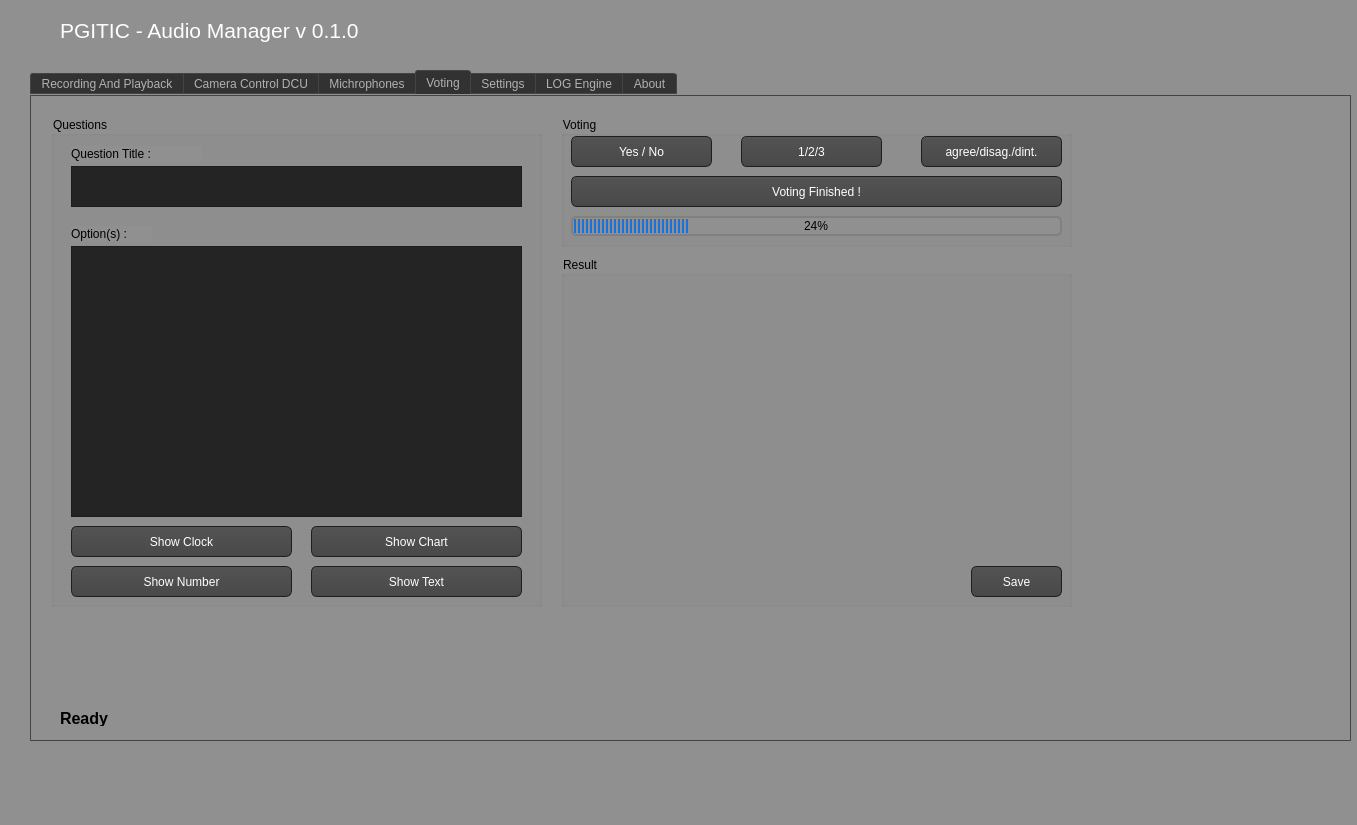
cxdcxd/pgitic_gstramer, file mainwindow.ui: the form before one commit.
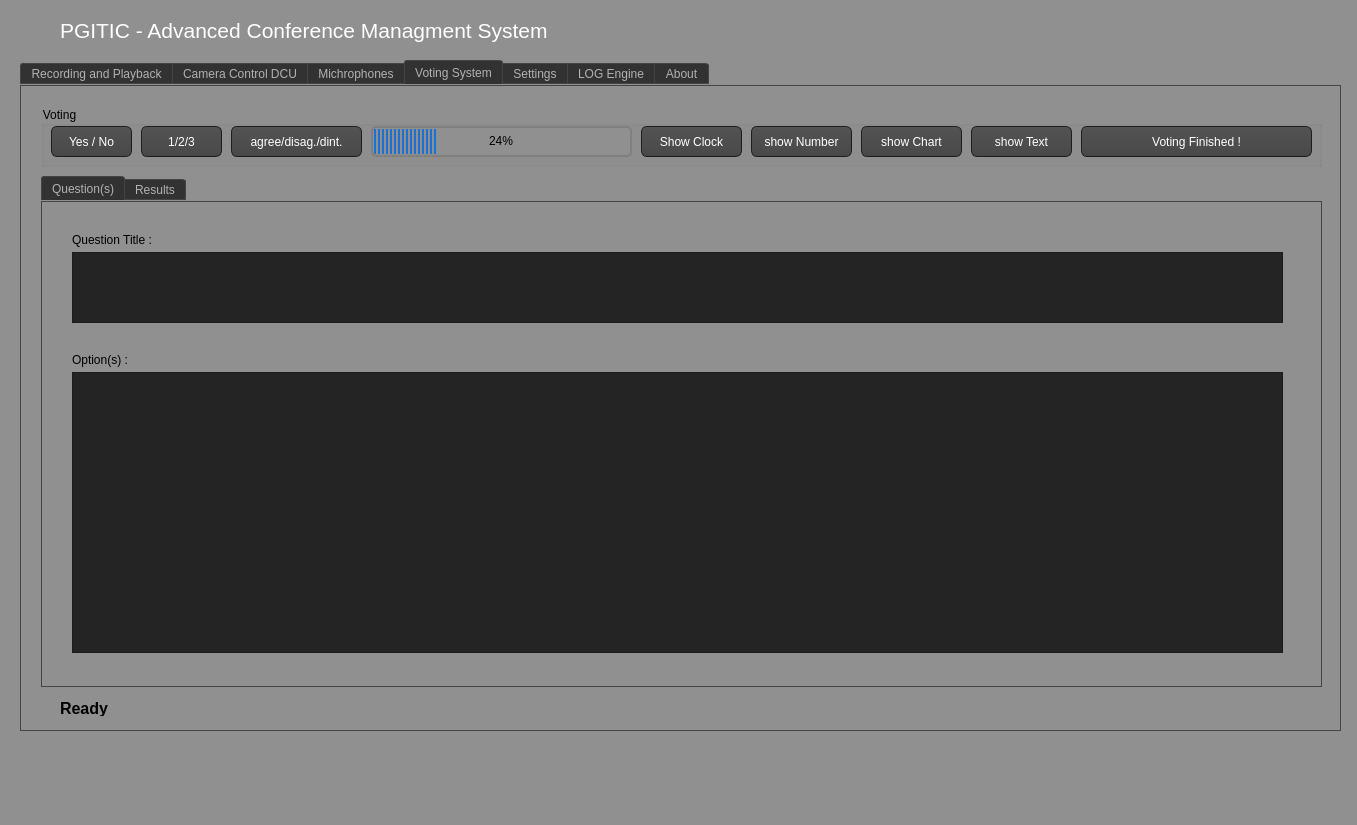
The form after the commit. The open tabs and pages were chosen to show the change. Icons and pictures are not drawn.

The edit to the form file:
```diff
--- a/mainwindow.ui
+++ b/mainwindow.ui
@@ -446,8 +446,8 @@
    <widget class="QTabWidget" name="tabWidget">
     <property name="geometry">
      <rect>
-      <x>30</x>
-      <y>70</y>
+      <x>20</x>
+      <y>60</y>
       <width>1321</width>
       <height>671</height>
      </rect>
@@ -460,7 +460,7 @@
     </property>
     <widget class="QWidget" name="tab">
      <attribute name="title">
-      <string>Recording And Playback</string>
+      <string>Recording and Playback</string>
      </attribute>
      <widget class="QLabel" name="label_2">
       <property name="geometry">
@@ -2999,161 +2999,15 @@
     </widget>
     <widget class="QWidget" name="tab_7">
      <attribute name="title">
-      <string>Voting</string>
+      <string>Voting System</string>
      </attribute>
-     <widget class="QGroupBox" name="groupBox_4">
-      <property name="geometry">
-       <rect>
-        <x>20</x>
-        <y>20</y>
-        <width>491</width>
-        <height>491</height>
-       </rect>
-      </property>
-      <property name="styleSheet">
-       <string notr="true">color: rgb(0, 0, 0);</string>
-      </property>
-      <property name="title">
-       <string>Questions</string>
-      </property>
-      <widget class="QTextEdit" name="textEdit_4">
-       <property name="geometry">
-        <rect>
-         <x>20</x>
-         <y>130</y>
-         <width>451</width>
-         <height>271</height>
-        </rect>
-       </property>
-       <property name="font">
-        <font>
-         <pointsize>10</pointsize>
-         <weight>75</weight>
-         <bold>true</bold>
-        </font>
-       </property>
-       <property name="styleSheet">
-        <string notr="true">color: rgb(255, 255, 255);</string>
-       </property>
-      </widget>
-      <widget class="QTextEdit" name="textEdit_5">
-       <property name="geometry">
-        <rect>
-         <x>20</x>
-         <y>50</y>
-         <width>451</width>
-         <height>41</height>
-        </rect>
-       </property>
-       <property name="font">
-        <font>
-         <pointsize>12</pointsize>
-         <weight>75</weight>
-         <bold>true</bold>
-        </font>
-       </property>
-       <property name="styleSheet">
-        <string notr="true">color: rgb(255, 255, 255);</string>
-       </property>
-      </widget>
-      <widget class="QLabel" name="label_37">
-       <property name="geometry">
-        <rect>
-         <x>20</x>
-         <y>30</y>
-         <width>131</width>
-         <height>16</height>
-        </rect>
-       </property>
-       <property name="text">
-        <string>Question Title :</string>
-       </property>
-      </widget>
-      <widget class="QLabel" name="label_38">
-       <property name="geometry">
-        <rect>
-         <x>20</x>
-         <y>110</y>
-         <width>81</width>
-         <height>16</height>
-        </rect>
-       </property>
-       <property name="text">
-        <string>Option(s) :</string>
-       </property>
-      </widget>
-      <widget class="QPushButton" name="pushButton_6">
-       <property name="geometry">
-        <rect>
-         <x>20</x>
-         <y>450</y>
-         <width>221</width>
-         <height>31</height>
-        </rect>
-       </property>
-       <property name="styleSheet">
-        <string notr="true">color: rgb(255, 255, 255);</string>
-       </property>
-       <property name="text">
-        <string>Show Number</string>
-       </property>
-      </widget>
-      <widget class="QPushButton" name="pushButton_7">
-       <property name="geometry">
-        <rect>
-         <x>260</x>
-         <y>410</y>
-         <width>211</width>
-         <height>31</height>
-        </rect>
-       </property>
-       <property name="styleSheet">
-        <string notr="true">color: rgb(255, 255, 255);</string>
-       </property>
-       <property name="text">
-        <string>Show Chart</string>
-       </property>
-      </widget>
-      <widget class="QPushButton" name="pushButton">
-       <property name="geometry">
-        <rect>
-         <x>20</x>
-         <y>410</y>
-         <width>221</width>
-         <height>31</height>
-        </rect>
-       </property>
-       <property name="styleSheet">
-        <string notr="true">color: rgb(255, 255, 255);</string>
-       </property>
-       <property name="text">
-        <string>Show Clock</string>
-       </property>
-      </widget>
-      <widget class="QPushButton" name="pushButton_8">
-       <property name="geometry">
-        <rect>
-         <x>260</x>
-         <y>450</y>
-         <width>211</width>
-         <height>31</height>
-        </rect>
-       </property>
-       <property name="styleSheet">
-        <string notr="true">color: rgb(255, 255, 255);</string>
-       </property>
-       <property name="text">
-        <string>Show Text</string>
-       </property>
-      </widget>
-     </widget>
      <widget class="QGroupBox" name="groupBox_5">
       <property name="geometry">
        <rect>
-        <x>530</x>
+        <x>20</x>
         <y>20</y>
-        <width>511</width>
-        <height>131</height>
+        <width>1281</width>
+        <height>61</height>
        </rect>
       </property>
       <property name="styleSheet">
@@ -3165,9 +3019,9 @@
       <widget class="QPushButton" name="pushButton_9">
        <property name="geometry">
         <rect>
-         <x>10</x>
-         <y>60</y>
-         <width>491</width>
+         <x>1040</x>
+         <y>20</y>
+         <width>231</width>
          <height>31</height>
         </rect>
        </property>
@@ -3183,7 +3037,7 @@
         <rect>
          <x>10</x>
          <y>20</y>
-         <width>141</width>
+         <width>81</width>
          <height>31</height>
         </rect>
        </property>
@@ -3197,9 +3051,9 @@
       <widget class="QPushButton" name="pushButton_11">
        <property name="geometry">
         <rect>
-         <x>180</x>
+         <x>100</x>
          <y>20</y>
-         <width>141</width>
+         <width>81</width>
          <height>31</height>
         </rect>
        </property>
@@ -3213,9 +3067,9 @@
       <widget class="QPushButton" name="pushButton_13">
        <property name="geometry">
         <rect>
-         <x>360</x>
+         <x>190</x>
          <y>20</y>
-         <width>141</width>
+         <width>131</width>
          <height>31</height>
         </rect>
        </property>
@@ -3229,47 +3083,188 @@
       <widget class="QProgressBar" name="progressBar_2">
        <property name="geometry">
         <rect>
-         <x>10</x>
-         <y>100</y>
-         <width>491</width>
-         <height>20</height>
+         <x>330</x>
+         <y>20</y>
+         <width>261</width>
+         <height>31</height>
         </rect>
        </property>
        <property name="value">
         <number>24</number>
        </property>
       </widget>
+      <widget class="QPushButton" name="pushButton_14">
+       <property name="geometry">
+        <rect>
+         <x>600</x>
+         <y>20</y>
+         <width>101</width>
+         <height>31</height>
+        </rect>
+       </property>
+       <property name="styleSheet">
+        <string notr="true">color: rgb(255, 255, 255);</string>
+       </property>
+       <property name="text">
+        <string>Show Clock</string>
+       </property>
+      </widget>
+      <widget class="QPushButton" name="pushButton_16">
+       <property name="geometry">
+        <rect>
+         <x>820</x>
+         <y>20</y>
+         <width>101</width>
+         <height>31</height>
+        </rect>
+       </property>
+       <property name="styleSheet">
+        <string notr="true">color: rgb(255, 255, 255);</string>
+       </property>
+       <property name="text">
+        <string>show Chart</string>
+       </property>
+      </widget>
+      <widget class="QPushButton" name="pushButton_15">
+       <property name="geometry">
+        <rect>
+         <x>710</x>
+         <y>20</y>
+         <width>101</width>
+         <height>31</height>
+        </rect>
+       </property>
+       <property name="styleSheet">
+        <string notr="true">color: rgb(255, 255, 255);</string>
+       </property>
+       <property name="text">
+        <string>show Number</string>
+       </property>
+      </widget>
+      <widget class="QPushButton" name="pushButton_17">
+       <property name="geometry">
+        <rect>
+         <x>930</x>
+         <y>20</y>
+         <width>101</width>
+         <height>31</height>
+        </rect>
+       </property>
+       <property name="styleSheet">
+        <string notr="true">color: rgb(255, 255, 255);</string>
+       </property>
+       <property name="text">
+        <string>show Text</string>
+       </property>
+      </widget>
      </widget>
-     <widget class="QGroupBox" name="groupBox_7">
+     <widget class="QTabWidget" name="tabWidget_3">
       <property name="geometry">
        <rect>
-        <x>530</x>
-        <y>160</y>
-        <width>511</width>
-        <height>351</height>
+        <x>20</x>
+        <y>90</y>
+        <width>1281</width>
+        <height>511</height>
        </rect>
       </property>
-      <property name="styleSheet">
-       <string notr="true">color: rgb(0, 0, 0);</string>
+      <property name="currentIndex">
+       <number>0</number>
       </property>
-      <property name="title">
-       <string>Result</string>
-      </property>
-      <widget class="QPushButton" name="pushButton_12">
-       <property name="geometry">
-        <rect>
-         <x>410</x>
-         <y>310</y>
-         <width>91</width>
-         <height>31</height>
-        </rect>
-       </property>
-       <property name="styleSheet">
-        <string notr="true">color: rgb(255, 255, 255);</string>
-       </property>
-       <property name="text">
-        <string>Save</string>
-       </property>
+      <widget class="QWidget" name="tab_2">
+       <attribute name="title">
+        <string>Question(s)</string>
+       </attribute>
+       <widget class="QTextEdit" name="textEdit_4">
+        <property name="geometry">
+         <rect>
+          <x>30</x>
+          <y>170</y>
+          <width>1211</width>
+          <height>281</height>
+         </rect>
+        </property>
+        <property name="font">
+         <font>
+          <pointsize>36</pointsize>
+          <weight>75</weight>
+          <bold>true</bold>
+         </font>
+        </property>
+        <property name="styleSheet">
+         <string notr="true">color: rgb(255, 255, 255);</string>
+        </property>
+        <property name="html">
+         <string>&lt;!DOCTYPE HTML PUBLIC &quot;-//W3C//DTD HTML 4.0//EN&quot; &quot;http://www.w3.org/TR/REC-html40/strict.dtd&quot;&gt;
+&lt;html&gt;&lt;head&gt;&lt;meta name=&quot;qrichtext&quot; content=&quot;1&quot; /&gt;&lt;style type=&quot;text/css&quot;&gt;
+p, li { white-space: pre-wrap; }
+&lt;/style&gt;&lt;/head&gt;&lt;body style=&quot; font-family:'Sans Serif'; font-size:36pt; font-weight:600; font-style:normal;&quot;&gt;
+&lt;p align=&quot;center&quot; style=&quot;-qt-paragraph-type:empty; margin-top:0px; margin-bottom:0px; margin-left:0px; margin-right:0px; -qt-block-indent:0; text-indent:0px;&quot;&gt;&lt;br /&gt;&lt;/p&gt;&lt;/body&gt;&lt;/html&gt;</string>
+        </property>
+       </widget>
+       <widget class="QLabel" name="label_38">
+        <property name="geometry">
+         <rect>
+          <x>30</x>
+          <y>150</y>
+          <width>81</width>
+          <height>16</height>
+         </rect>
+        </property>
+        <property name="styleSheet">
+         <string notr="true">color: rgb(0, 0, 0);</string>
+        </property>
+        <property name="text">
+         <string>Option(s) :</string>
+        </property>
+       </widget>
+       <widget class="QLabel" name="label_37">
+        <property name="geometry">
+         <rect>
+          <x>30</x>
+          <y>30</y>
+          <width>131</width>
+          <height>16</height>
+         </rect>
+        </property>
+        <property name="styleSheet">
+         <string notr="true">color: rgb(0, 0, 0);</string>
+        </property>
+        <property name="text">
+         <string>Question Title :</string>
+        </property>
+       </widget>
+       <widget class="QTextEdit" name="textEdit_5">
+        <property name="geometry">
+         <rect>
+          <x>30</x>
+          <y>50</y>
+          <width>1211</width>
+          <height>71</height>
+         </rect>
+        </property>
+        <property name="font">
+         <font>
+          <pointsize>36</pointsize>
+          <weight>75</weight>
+          <bold>true</bold>
+         </font>
+        </property>
+        <property name="styleSheet">
+         <string notr="true">color: rgb(255, 255, 255);</string>
+        </property>
+        <property name="html">
+         <string>&lt;!DOCTYPE HTML PUBLIC &quot;-//W3C//DTD HTML 4.0//EN&quot; &quot;http://www.w3.org/TR/REC-html40/strict.dtd&quot;&gt;
+&lt;html&gt;&lt;head&gt;&lt;meta name=&quot;qrichtext&quot; content=&quot;1&quot; /&gt;&lt;style type=&quot;text/css&quot;&gt;
+p, li { white-space: pre-wrap; }
+&lt;/style&gt;&lt;/head&gt;&lt;body style=&quot; font-family:'Sans Serif'; font-size:36pt; font-weight:600; font-style:normal;&quot;&gt;
+&lt;p align=&quot;center&quot; style=&quot;-qt-paragraph-type:empty; margin-top:0px; margin-bottom:0px; margin-left:0px; margin-right:0px; -qt-block-indent:0; text-indent:0px;&quot;&gt;&lt;br /&gt;&lt;/p&gt;&lt;/body&gt;&lt;/html&gt;</string>
+        </property>
+       </widget>
+      </widget>
+      <widget class="QWidget" name="tab_3">
+       <attribute name="title">
+        <string>Results</string>
+       </attribute>
       </widget>
      </widget>
     </widget>
@@ -3991,7 +3986,7 @@
      <rect>
       <x>60</x>
       <y>10</y>
-      <width>481</width>
+      <width>571</width>
       <height>41</height>
      </rect>
     </property>
@@ -4004,14 +3999,14 @@
      <string notr="true">color: rgb(255, 255, 255);</string>
     </property>
     <property name="text">
-     <string>PGITIC - Audio Manager v 0.1.0</string>
+     <string>PGITIC - Advanced Conference Managment System</string>
     </property>
    </widget>
    <widget class="QLabel" name="txt_bar_info">
     <property name="geometry">
      <rect>
       <x>60</x>
-      <y>710</y>
+      <y>700</y>
       <width>581</width>
       <height>16</height>
      </rect>
```
Left out of the diff: 136 changed lines with no effect on the pictures.
